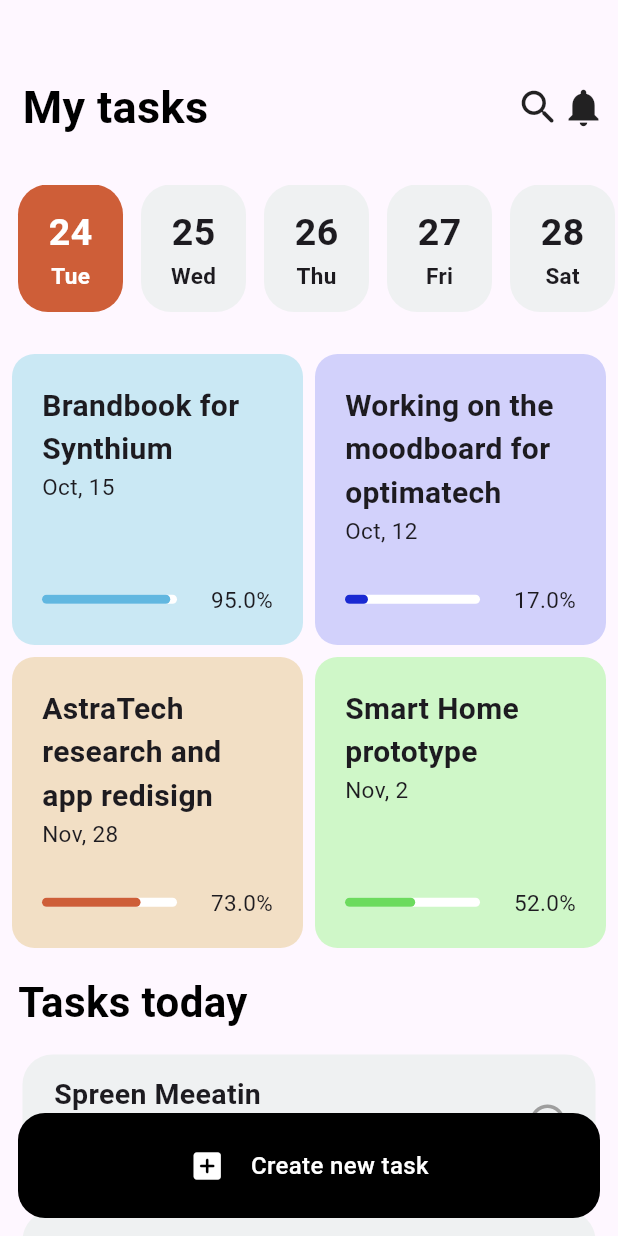
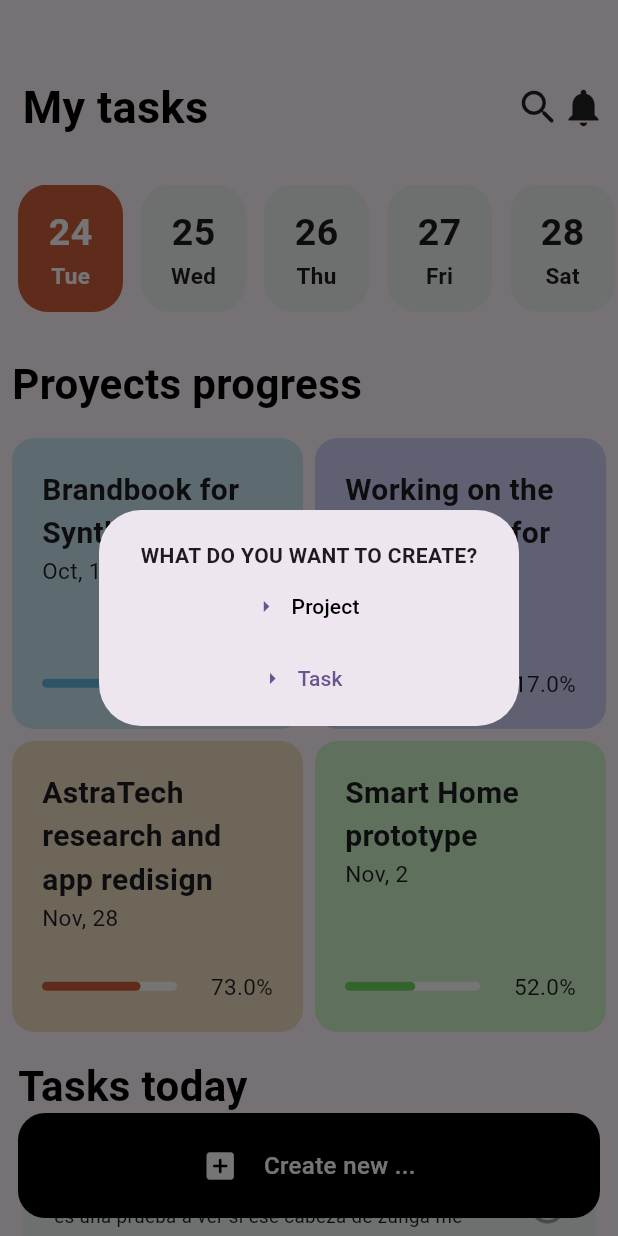
Before and after one commit to alejopadido/curso-diego, a Flutter app: the screen it shows after launch, after a tap on the "circle" icon, on a phone screen of 412 x 824 dp. Run offline on Flutter 3.47's test engine with Material 3 defaults, Android fonts, the phone set to English and light mode, and no system bars; drawn by our look-alikes of percent_indicator.

Commit message:
<Create new proyect interfaze (with out funtions)

```diff
--- /dev/null
+++ b/lib/Classes/activityWithPercentClass.dart
@@ -0,0 +1,17 @@
+import 'dart:ui';
+
+class ProjectWithPercentclass {
+  String task;
+  String date;
+  double percentage;
+  Color color;
+  Color percentColor;
+
+  ProjectWithPercentclass({
+    required this.task,
+    required this.date,
+    required this.color,
+    required this.percentColor,
+    required this.percentage,
+  });
+}
--- /dev/null
+++ b/lib/Classes/taskWithCheckMarkClass.dart
@@ -0,0 +1,6 @@
+class Taskwithcheckmarkclass {
+  final String title;
+  final String toDo;
+
+  Taskwithcheckmarkclass({required this.title, required this.toDo});
+}
--- /dev/null
+++ b/lib/Providers/projectTaskProvider.dart
@@ -0,0 +1,49 @@
+import 'package:dieguin_app/Classes/activityWithPercentClass.dart';
+import 'package:dieguin_app/core/constants/app.colors.dart';
+import 'package:dieguin_app/presentation/widgets/propjectWhitPercent.dart';
+import 'package:flutter/material.dart';
+
+class PercentTaskProvider extends ChangeNotifier {
+  List<ProjectWithPercent> activityWithPercentList = [
+    ProjectWithPercent(
+      activitywithpercentclass: ProjectWithPercentclass(
+          task: 'Brandbook for Synthium',
+          date: 'Oct, 15',
+          percentage: 0.95,
+          color: AppColors.lightBlue,
+          percentColor: AppColors.boldblue),
+    ),
+    ProjectWithPercent(
+      activitywithpercentclass: ProjectWithPercentclass(
+        task: 'Working on the moodboard for optimatech',
+        date: 'Oct, 12',
+        percentage: 0.17,
+        color: AppColors.purple,
+        percentColor: AppColors.boldpurple,
+      ),
+    ),
+    ProjectWithPercent(
+      activitywithpercentclass: ProjectWithPercentclass(
+        task: 'AstraTech research and app redisign',
+        date: 'Nov, 28',
+        percentage: 0.73,
+        color: AppColors.beige,
+        percentColor: AppColors.orange,
+      ),
+    ),
+    ProjectWithPercent(
+      activitywithpercentclass: ProjectWithPercentclass(
+        task: 'Smart Home prototype',
+        date: 'Nov, 2',
+        percentage: 0.52,
+        color: AppColors.lightGreen,
+        percentColor: AppColors.boldgreen,
+      ),
+    ),
+  ];
+
+  void addProjectWithPercent(ProjectWithPercent p) {
+    activityWithPercentList.add(p);
+    notifyListeners();
+  }
+}
--- /dev/null
+++ b/lib/Providers/taskTodayProvider.dart
@@ -0,0 +1,25 @@
+import 'package:dieguin_app/Classes/taskWithCheckMarkClass.dart';
+import 'package:dieguin_app/presentation/widgets/taskWithCheckMark.dart';
+import 'package:flutter/material.dart';
+
+class Tasktodayprovider extends ChangeNotifier {
+  List<TaskWithCheckMark> taskWithCheckMarkList = [
+    TaskWithCheckMark(
+      taskwithcheckmarkclass: Taskwithcheckmarkclass(
+          title: 'Spreen Meeatin',
+          toDo:
+              'es una prueba a ver si ese cabeza de zunga me da 10 min para explicarme git, he tenido muchos problemas tratando de hacer un puto commit'),
+    ),
+    TaskWithCheckMark(
+      taskwithcheckmarkclass: Taskwithcheckmarkclass(
+          title: 'to do in Bogota',
+          toDo:
+              'Welcome to the sprawling metropolis of Bogota, a melting pot of towering skyscrapers'),
+    ),
+    TaskWithCheckMark(
+        taskwithcheckmarkclass: Taskwithcheckmarkclass(
+            title: 'Iconic Plaza Bolivar',
+            toDo:
+                'The heart of the historic center of Bogota is the Plaza Bolivar, surrounded by some of the most')),
+  ];
+}
--- a/lib/main.dart
+++ b/lib/main.dart
@@ -1,8 +1,22 @@
+import 'package:dieguin_app/Providers/projectTaskProvider.dart';
+import 'package:dieguin_app/Providers/taskTodayProvider.dart';
+import 'package:provider/provider.dart';
+
 import 'presentation/screens/screens.dart';
 import 'package:flutter/material.dart';
 
 void main() {
-  runApp(const MyApp());
+  runApp(MultiProvider(
+    providers: [
+      ChangeNotifierProvider(
+        create: (context) => PercentTaskProvider(),
+      ),
+      ChangeNotifierProvider(
+        create: (context) => Tasktodayprovider(),
+      )
+    ],
+    child: MyApp(),
+  ));
 }
 
 class MyApp extends StatelessWidget {
--- a/lib/presentation/screens/home_screen.dart
+++ b/lib/presentation/screens/home_screen.dart
@@ -1,56 +1,15 @@
+import 'package:dieguin_app/Providers/projectTaskProvider.dart';
+import 'package:dieguin_app/Providers/taskTodayProvider.dart';
 import 'package:dieguin_app/core/constants/constants.dart';
 import 'package:dieguin_app/presentation/widgets/calendar.dart';
-import 'package:dieguin_app/presentation/widgets/new_task.dart';
-import 'package:dieguin_app/presentation/widgets/task_Added.dart';
-import 'package:dieguin_app/presentation/widgets/task_percent.dart';
+import 'package:dieguin_app/presentation/widgets/createNewTask.dart';
+import 'package:dieguin_app/presentation/widgets/taskWithCheckMark.dart';
+import 'package:dieguin_app/presentation/widgets/propjectWhitPercent.dart';
 import 'package:flutter/material.dart';
+import 'package:provider/provider.dart';
 
 class Home_Screen extends StatelessWidget {
   const Home_Screen({super.key});
-
-  static const List<TaskPercent> tasks = [
-    TaskPercent(
-        task: 'Brandbook for Synthium',
-        date: 'Oct, 15',
-        percentage: 0.95,
-        color: AppColors.lightBlue,
-        percentColor: AppColors.boldblue),
-    TaskPercent(
-      task: 'Working on the moodboard for optimatech',
-      date: 'Oct, 12',
-      percentage: 0.17,
-      color: AppColors.purple,
-      percentColor: AppColors.boldpurple,
-    ),
-    TaskPercent(
-      task: 'AstraTech research and app redisign',
-      date: 'Nov, 28',
-      percentage: 0.73,
-      color: AppColors.beige,
-      percentColor: AppColors.orange,
-    ),
-    TaskPercent(
-      task: 'Smart Home prototype',
-      date: 'Nov, 2',
-      percentage: 0.52,
-      color: AppColors.lightGreen,
-      percentColor: AppColors.boldgreen,
-    ),
-  ];
-  static const List<TaskAdded> tasksList = [
-    TaskAdded(
-        title: 'Spreen Meeatin',
-        toDo:
-            'es una prueba a ver si ese cabeza de zunga me da 10 min para explicarme git, he tenido muchos problemas tratando de hacer un puto commit'),
-    TaskAdded(
-        title: 'to do in Bogota',
-        toDo:
-            'Welcome to the sprawling metropolis of Bogota, a melting pot of towering skyscrapers'),
-    TaskAdded(
-        title: 'Iconic Plaza Bolivar',
-        toDo:
-            'The heart of the historic center of Bogota is the Plaza Bolivar, surrounded by some of the most')
-  ];
 
   @override
   Widget build(BuildContext context) {
@@ -112,6 +71,16 @@ class Home_Screen extends StatelessWidget {
                 ),
 
                 const SizedBox(height: 20),
+                const Padding(
+                  padding: const EdgeInsets.all(8.0),
+                  child: Text(
+                    'Proyects progress',
+                    style: TextStyle(
+                        color: Colors.black,
+                        fontSize: 28,
+                        fontWeight: FontWeight.bold),
+                  ),
+                ),
                 //GRIDVIEW.BUILDER
                 Padding(
                   padding: const EdgeInsets.all(8.0),
@@ -125,9 +94,14 @@ class Home_Screen extends StatelessWidget {
                             mainAxisSpacing: 8,
                             crossAxisSpacing: 8),
                     itemBuilder: (_, int index) {
-                      return tasks[index];
+                      return context
+                          .read<PercentTaskProvider>()
+                          .activityWithPercentList[index];
                     },
-                    itemCount: tasks.length,
+                    itemCount: context
+                        .read<PercentTaskProvider>()
+                        .activityWithPercentList
+                        .length,
                   ),
                 ),
                 const Padding(
@@ -144,9 +118,14 @@ class Home_Screen extends StatelessWidget {
                 ListView.builder(
                   shrinkWrap: true,
                   physics: const NeverScrollableScrollPhysics(),
-                  itemCount: tasksList.length,
+                  itemCount: context
+                      .read<Tasktodayprovider>()
+                      .taskWithCheckMarkList
+                      .length,
                   itemBuilder: (_, int index) {
-                    return tasksList[index];
+                    return context
+                        .read<Tasktodayprovider>()
+                        .taskWithCheckMarkList[index];
                   },
                 ),
                 const SizedBox(height: 90)
@@ -157,7 +136,7 @@ class Home_Screen extends StatelessWidget {
             alignment: Alignment.bottomCenter,
             child: Padding(
               padding: EdgeInsets.all(12.0),
-              child: NewTask(),
+              child: CreateNewTask(),
             ),
           )
         ],
--- /dev/null
+++ b/lib/presentation/screens/newProject_screen.dart
@@ -0,0 +1,40 @@
+import 'package:dieguin_app/core/constants/app.colors.dart';
+import 'package:dieguin_app/presentation/widgets/textField.dart';
+import 'package:flutter/material.dart';
+
+class NewprojectScreen extends StatelessWidget {
+  const NewprojectScreen({super.key});
+
+  @override
+  Widget build(BuildContext context) {
+    return Scaffold(
+        appBar: AppBar(
+          title: const Align(
+            alignment: Alignment.center,
+            child: Text(
+              'New Project',
+              style: TextStyle(
+                fontWeight: FontWeight.bold,
+              ),
+            ),
+          ),
+        ),
+        body: Column(
+          mainAxisSize: MainAxisSize.max,
+          children: [
+            const TextfieldForNew(text: 'Title'),
+            const TextfieldForNew(text: 'Description', boxHeight: 6),
+            const TextfieldForNew(text: 'When do you want to finish?'),
+            const TextfieldForNew(text: 'Priority level'),
+            GestureDetector(
+              onTap: () {},
+              child: Container(
+                height: 40,
+                color: AppColors.orange,
+                child: Text('Create now'),
+              ),
+            ),
+          ],
+        ));
+  }
+}
--- /dev/null
+++ b/lib/presentation/screens/newTask_screen.dart
@@ -0,0 +1,10 @@
+import 'package:flutter/material.dart';
+
+class NewtaskScreen extends StatelessWidget {
+  const NewtaskScreen({super.key});
+
+  @override
+  Widget build(BuildContext context) {
+    return Container();
+  }
+}
--- /dev/null
+++ b/lib/presentation/widgets/createNewTask.dart
@@ -0,0 +1,79 @@
+import 'package:dieguin_app/presentation/screens/newProject_screen.dart';
+import 'package:flutter/material.dart';
+
+class CreateNewTask extends StatelessWidget {
+  const CreateNewTask({super.key});
+
+  @override
+  Widget build(BuildContext context) {
+    return GestureDetector(
+      onTap: () => showDialog(
+        context: context,
+        builder: (context) {
+          return Dialog(
+            child: Padding(
+              padding: const EdgeInsets.all(8.0),
+              child: Column(
+                mainAxisSize: MainAxisSize.min,
+                children: [
+                  const Padding(
+                    padding: EdgeInsets.only(top: 12.0),
+                    child: Text(
+                      'WHAT DO YOU WANT TO CREATE?',
+                      style: TextStyle(fontWeight: FontWeight.bold),
+                    ),
+                  ),
+                  TextButton.icon(
+                    icon: Icon(Icons.arrow_right),
+                    onPressed: () {
+                      Navigator.push(
+                        context,
+                        MaterialPageRoute(
+                          builder: (context) => NewprojectScreen(),
+                        ),
+                      );
+                    },
+                    label: const Text(
+                      'Project',
+                      style: TextStyle(color: Colors.black),
+                    ),
+                  ),
+                  TextButton.icon(
+                    icon: Icon(Icons.arrow_right),
+                    onPressed: () {},
+                    label: const Text('Task  '),
+                  ),
+                ],
+              ),
+            ),
+          );
+        },
+      ),
+      child: Container(
+        decoration: BoxDecoration(
+            color: Colors.black, borderRadius: BorderRadius.circular(18)),
+        height: 70,
+        child: const Row(
+          mainAxisAlignment: MainAxisAlignment.center,
+          children: [
+            Icon(
+              Icons.add_box_rounded,
+              color: Colors.white,
+            ),
+            SizedBox(
+              width: 17,
+            ),
+            Text(
+              'Create new ...',
+              style: TextStyle(
+                  color: Colors.white,
+                  fontSize: 16,
+                  fontWeight: FontWeight.w500,
+                  decoration: TextDecoration.none),
+            )
+          ],
+        ),
+      ),
+    );
+  }
+}
--- a/lib/presentation/widgets/new_task.dart
+++ /dev/null
@@ -1,37 +0,0 @@
-import 'package:flutter/material.dart';
-
-class NewTask extends StatelessWidget {
-  const NewTask({super.key});
-
-  @override
-  Widget build(BuildContext context) {
-    return GestureDetector(
-      onTap: () {},
-      child: Container(
-        decoration: BoxDecoration(
-            color: Colors.black, borderRadius: BorderRadius.circular(18)),
-        height: 70,
-        child: const Row(
-          mainAxisAlignment: MainAxisAlignment.center,
-          children: [
-            Icon(
-              Icons.add_box_rounded,
-              color: Colors.white,
-            ),
-            SizedBox(
-              width: 17,
-            ),
-            Text(
-              'Create new task',
-              style: TextStyle(
-                  color: Colors.white,
-                  fontSize: 16,
-                  fontWeight: FontWeight.w500,
-                  decoration: TextDecoration.none),
-            )
-          ],
-        ),
-      ),
-    );
-  }
-}
--- a/lib/presentation/widgets/task_percent.dart
+++ b/lib/presentation/widgets/propjectWhitPercent.dart
@@ -1,29 +1,18 @@
+import 'package:dieguin_app/Classes/activityWithPercentClass.dart';
 import 'package:flutter/material.dart';
 import 'package:percent_indicator/linear_percent_indicator.dart';
 
-class TaskPercent extends StatelessWidget {
-  const TaskPercent(
-      {super.key,
-      required this.task,
-      required this.date,
-      required this.percentage,
-      required this.color,
-      required this.percentColor});
-  final String task;
-  final String date;
-  final double percentage;
-  final Color color;
-  final Color percentColor;
+class ProjectWithPercent extends StatelessWidget {
+  const ProjectWithPercent({super.key, required this.activitywithpercentclass});
+  final ProjectWithPercentclass activitywithpercentclass;
 
   @override
   Widget build(BuildContext context) {
     return Container(
       decoration: BoxDecoration(
-        color: color,
+        color: activitywithpercentclass.color,
         borderRadius: BorderRadius.circular(15),
       ),
-      // height: 100,
-      // width: 3000,
       child: Padding(
         padding: const EdgeInsets.all(20.0),
         child: Column(
@@ -31,14 +20,14 @@ class TaskPercent extends StatelessWidget {
           crossAxisAlignment: CrossAxisAlignment.start,
           children: [
             Text(
-              task,
+              activitywithpercentclass.task,
               style: const TextStyle(
                 fontSize: 20,
                 fontWeight: FontWeight.bold,
               ),
             ),
             Text(
-              date,
+              activitywithpercentclass.date,
               style: const TextStyle(fontSize: 15),
             ),
             const SizedBox(height: 15),
@@ -56,12 +45,12 @@ class TaskPercent extends StatelessWidget {
                       animation: true,
                       lineHeight: 6.0,
                       animationDuration: 2000,
-                      percent: percentage,
-                      progressColor: percentColor,
+                      percent: activitywithpercentclass.percentage,
+                      progressColor: activitywithpercentclass.percentColor,
                       barRadius: const Radius.circular(20),
                     ),
                     Text(
-                      '${percentage * 100}%',
+                      '${activitywithpercentclass.percentage * 100}%',
                       style: const TextStyle(fontSize: 15),
                     )
                   ],
--- a/lib/presentation/widgets/task_Added.dart
+++ b/lib/presentation/widgets/taskWithCheckMark.dart
@@ -1,16 +1,16 @@
+import 'package:dieguin_app/Classes/taskWithCheckMarkClass.dart';
 import 'package:dieguin_app/core/constants/app.colors.dart';
 import 'package:flutter/material.dart';
 
-class TaskAdded extends StatefulWidget {
-  const TaskAdded({super.key, required this.title, required this.toDo});
-  final String title;
-  final String toDo;
+class TaskWithCheckMark extends StatefulWidget {
+  const TaskWithCheckMark({super.key, required this.taskwithcheckmarkclass});
+  final Taskwithcheckmarkclass taskwithcheckmarkclass;
 
   @override
-  State<TaskAdded> createState() => _TaskAddedState();
+  State<TaskWithCheckMark> createState() => _TaskWithCheckMarkState();
 }
 
-class _TaskAddedState extends State<TaskAdded> {
+class _TaskWithCheckMarkState extends State<TaskWithCheckMark> {
   Color color = Colors.grey;
   IconData icon = Icons.circle_outlined;
 
@@ -30,8 +30,8 @@ class _TaskAddedState extends State<TaskAdded> {
                 child: Padding(
               padding: const EdgeInsets.all(13.0),
               child: Content(
-                title: widget.title,
-                toDo: widget.toDo,
+                title: widget.taskwithcheckmarkclass.title,
+                toDo: widget.taskwithcheckmarkclass.toDo,
               ),
             )),
             Padding(
--- /dev/null
+++ b/lib/presentation/widgets/textField.dart
@@ -0,0 +1,29 @@
+import 'dart:ui';
+
+import 'package:dieguin_app/core/constants/app.colors.dart';
+import 'package:flutter/material.dart';
+
+class TextfieldForNew extends StatelessWidget {
+  const TextfieldForNew({super.key, required this.text, this.boxHeight});
+  final String text;
+  final int? boxHeight;
+
+  @override
+  Widget build(BuildContext context) {
+    return Padding(
+      padding: const EdgeInsets.all(10.0),
+      child: TextField(
+        maxLines: boxHeight,
+        cursorColor: AppColors.orange,
+        decoration: InputDecoration(
+            filled: true,
+            fillColor: Colors.grey.shade100,
+            border: OutlineInputBorder(
+                borderRadius: BorderRadius.circular(15),
+                borderSide: BorderSide.none),
+            hintText: text),
+        selectionHeightStyle: BoxHeightStyle.includeLineSpacingBottom,
+      ),
+    );
+  }
+}
--- a/pubspec.yaml
+++ b/pubspec.yaml
@@ -38,6 +38,7 @@ dependencies:
   cupertino_icons: ^1.0.8
   percent_indicator: ^4.0.1
   intl: ^0.17.0
+  provider:
 
 dev_dependencies:
   flutter_test:
```
Also changed, not shown: lib/presentation/widgets/widgets.dart (deleted), pubspec.lock.
